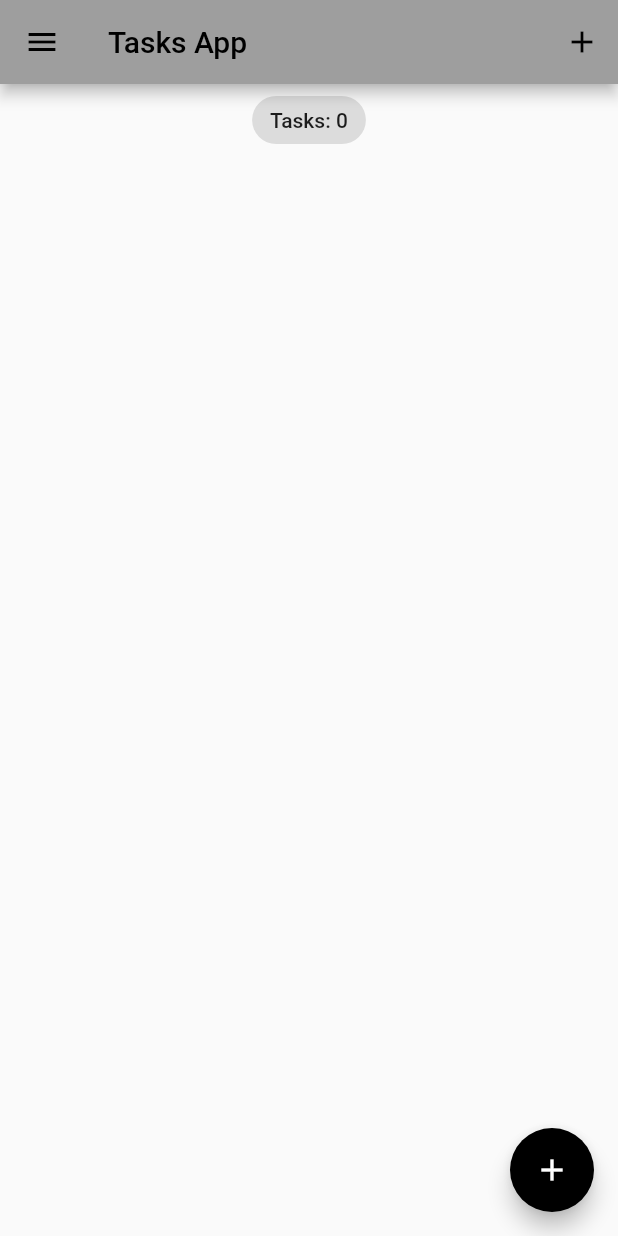
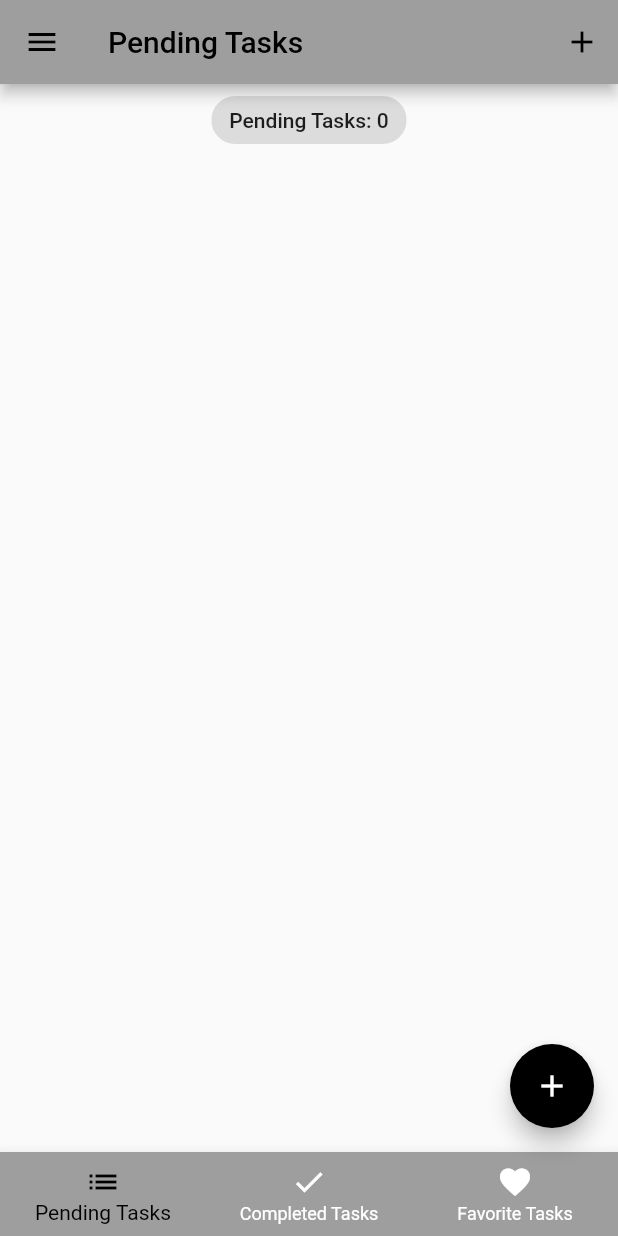
Before and after one commit to maleoaje/TaskApp-Bloc-Course, a Flutter app: the screen it shows after launch, on a phone screen of 412 x 824 dp. Run offline on Flutter 3.47's test engine with Material 2 defaults, Android fonts, the phone set to English and light mode, and no system bars; our stand-ins replace bloc, equatable, flutter_bloc, hydrated_bloc.

Commit message:
bottom nav bar and switch state

```diff
--- a/lib/blocs/switch_bloc/switch_bloc.dart
+++ b/lib/blocs/switch_bloc/switch_bloc.dart
@@ -1,10 +1,10 @@
-import 'package:bloc/bloc.dart';
 import 'package:equatable/equatable.dart';
+import 'package:flutter_tasks_app/blocs/bloc_exports.dart';
 
 part 'switch_event.dart';
 part 'switch_state.dart';
 
-class SwitchBloc extends Bloc<SwitchEvent, SwitchState> {
+class SwitchBloc extends HydratedBloc<SwitchEvent, SwitchState> {
   SwitchBloc() : super(const SwitchInitial(false)) {
     on<SwitchOnEvent>((event, emit) {
       emit(
@@ -17,4 +17,14 @@ class SwitchBloc extends Bloc<SwitchEvent, SwitchState> {
       );
     });
   }
+
+  @override
+  SwitchState? fromJson(Map<String, dynamic> json) {
+    return SwitchState.fromMap(json);
+  }
+
+  @override
+  Map<String, dynamic>? toJson(SwitchState state) {
+    return state.toMap();
+  }
 }
--- a/lib/blocs/tasks_bloc/tasks_state.dart
+++ b/lib/blocs/tasks_bloc/tasks_state.dart
@@ -3,30 +3,52 @@
 part of 'tasks_bloc.dart';
 
 class TasksState extends Equatable {
-  final List<Task> allTasks;
+  final List<Task> pendingTasks;
+  final List<Task> completedTasks;
+  final List<Task> favoriteTasks;
   final List<Task> removedTasks;
   const TasksState(
-      {this.allTasks = const <Task>[], this.removedTasks = const <Task>[]});
+      {this.pendingTasks = const <Task>[],
+      this.removedTasks = const <Task>[],
+      this.completedTasks = const <Task>[],
+      this.favoriteTasks = const <Task>[]});
 
   @override
-  List<Object> get props => [allTasks, removedTasks];
+  List<Object> get props => [
+        pendingTasks,
+        removedTasks,
+        completedTasks,
+        favoriteTasks,
+      ];
 
   Map<String, dynamic> toMap() {
     return <String, dynamic>{
-      'allTasks': allTasks.map((x) => x.toMap()).toList(),
+      'pendingTasks': pendingTasks.map((x) => x.toMap()).toList(),
+      'completedTasks': completedTasks.map((x) => x.toMap()).toList(),
+      'favoriteTasks': favoriteTasks.map((x) => x.toMap()).toList(),
       'removedTasks': removedTasks.map((x) => x.toMap()).toList(),
     };
   }
 
   factory TasksState.fromMap(Map<String, dynamic> map) {
     return TasksState(
-      allTasks: List<Task>.from(
-        (map['allTasks'] as List<dynamic>).map<Task>(
+      pendingTasks: List<Task>.from(
+        (map['pendingTasks'] as List<dynamic>).map<Task>(
           (x) => Task.fromMap(x as Map<String, dynamic>),
         ),
       ),
       removedTasks: List<Task>.from(
-        (map['allTasks'] as List<dynamic>).map<Task>(
+        (map['removedTasks'] as List<dynamic>).map<Task>(
+          (x) => Task.fromMap(x as Map<String, dynamic>),
+        ),
+      ),
+      completedTasks: List<Task>.from(
+        (map['completedTasks'] as List<dynamic>).map<Task>(
+          (x) => Task.fromMap(x as Map<String, dynamic>),
+        ),
+      ),
+      favoriteTasks: List<Task>.from(
+        (map['favoriteTasks'] as List<dynamic>).map<Task>(
           (x) => Task.fromMap(x as Map<String, dynamic>),
         ),
       ),
--- a/lib/main.dart
+++ b/lib/main.dart
@@ -1,11 +1,10 @@
 import 'package:flutter/material.dart';
 import 'package:flutter_tasks_app/blocs/bloc_exports.dart';
 import 'package:flutter_tasks_app/blocs/my_bloc_observer.dart';
+import 'package:flutter_tasks_app/screens/tab_screen.dart';
 import 'package:flutter_tasks_app/services/app_router.dart';
 import 'package:flutter_tasks_app/services/app_theme.dart';
 import 'package:path_provider/path_provider.dart';
-
-import 'screens/tasks_screen.dart';
 
 void main() async {
   WidgetsFlutterBinding.ensureInitialized();
@@ -37,8 +36,9 @@ class MyApp extends StatelessWidget {
             theme: state.switchValue
                 ? AppThemes.appThemeData[AppTheme.darkTheme]
                 : AppThemes.appThemeData[AppTheme.lightTheme],
-            home: const TasksScreen(),
+            home: TabsScreen(),
             onGenerateRoute: appRouter.onGenerateRoute,
+            debugShowCheckedModeBanner: false,
           );
         },
       ),
--- /dev/null
+++ b/lib/screens/pending_tasks_screen.dart
@@ -0,0 +1,30 @@
+import 'package:flutter/material.dart';
+import 'package:flutter_tasks_app/blocs/bloc_exports.dart';
+import 'package:flutter_tasks_app/models/task_model.dart';
+import 'package:flutter_tasks_app/widgets/task_list.dart';
+
+class pendingTasksScreen extends StatelessWidget {
+  const pendingTasksScreen({Key? key}) : super(key: key);
+  static const id = 'tasks_screen';
+  @override
+  Widget build(BuildContext context) {
+    return BlocBuilder<TasksBloc, TasksState>(
+      builder: (context, state) {
+        List<Task> tasksList = state.pendingTasks;
+        return Column(
+          crossAxisAlignment: CrossAxisAlignment.center,
+          children: [
+            Center(
+              child: Chip(
+                label: Text(
+                  'Pending Tasks: ${state.pendingTasks.length}',
+                ),
+              ),
+            ),
+            TaskList(tasklist: tasksList)
+          ],
+        );
+      },
+    );
+  }
+}
--- /dev/null
+++ b/lib/screens/tab_screen.dart
@@ -0,0 +1,88 @@
+import 'package:flutter/material.dart';
+import 'package:flutter_tasks_app/screens/completed_tasks_screen.dart';
+import 'package:flutter_tasks_app/screens/favorite_tasks_screen.dart';
+import 'package:flutter_tasks_app/screens/task_draweer.dart';
+import 'package:flutter_tasks_app/screens/pending_tasks_screen.dart';
+import 'package:flutter_tasks_app/widgets/add_tasks.dart';
+
+class TabsScreen extends StatefulWidget {
+  const TabsScreen({
+    Key? key,
+  }) : super(key: key);
+  static const id = 'tabs_screen';
+
+  @override
+  State<TabsScreen> createState() => _TabsScreenState();
+}
+
+class _TabsScreenState extends State<TabsScreen> {
+  final List<Map<String, dynamic>> _pageDetails = [
+    {
+      'pageName': const pendingTasksScreen(),
+      'title': 'Pending Tasks',
+    },
+    {
+      'pageName': const completedTasksScreen(),
+      'title': 'Completed Tasks',
+    },
+    {
+      'pageName': const favoriteTasksScreen(),
+      'title': 'Favorite Tasks',
+    },
+  ];
+
+  var _selectedPageIndex = 0;
+
+  void _addTask(BuildContext context) {
+    showModalBottomSheet(
+        context: context,
+        builder: (context) => const SingleChildScrollView(
+              child: AddTaskScreen(),
+            ));
+  }
+
+  @override
+  Widget build(BuildContext context) {
+    return Scaffold(
+      appBar: AppBar(
+        title: Text(_pageDetails[_selectedPageIndex]['title']),
+        actions: [
+          IconButton(
+            onPressed: () {
+              _addTask(context);
+            },
+            icon: const Icon(Icons.add),
+          )
+        ],
+      ),
+      drawer: TaskDrawer(),
+      body: _pageDetails[_selectedPageIndex]['pageName'],
+      floatingActionButton: _selectedPageIndex == 0
+          ? FloatingActionButton(
+              onPressed: () {
+                _addTask(context);
+              },
+              tooltip: 'Add Task',
+              child: const Icon(Icons.add),
+            )
+          : null,
+      bottomNavigationBar: BottomNavigationBar(
+        selectedItemColor: Colors.black,
+        currentIndex: _selectedPageIndex,
+        onTap: (index) {
+          setState(() {
+            _selectedPageIndex = index;
+          });
+        },
+        items: const [
+          BottomNavigationBarItem(
+              icon: Icon(Icons.list), label: 'Pending Tasks'),
+          BottomNavigationBarItem(
+              icon: Icon(Icons.done), label: 'Completed Tasks'),
+          BottomNavigationBarItem(
+              icon: Icon(Icons.favorite), label: 'Favorite Tasks'),
+        ],
+      ),
+    );
+  }
+}
--- a/lib/screens/tasks_screen.dart
+++ /dev/null
@@ -1,66 +0,0 @@
-import 'package:flutter/material.dart';
-import 'package:flutter_tasks_app/blocs/bloc_exports.dart';
-import 'package:flutter_tasks_app/models/task_model.dart';
-import 'package:flutter_tasks_app/screens/task_draweer.dart';
-import 'package:flutter_tasks_app/widgets/add_tasks.dart';
-import 'package:flutter_tasks_app/widgets/task_list.dart';
-
-class TasksScreen extends StatefulWidget {
-  const TasksScreen({Key? key}) : super(key: key);
-  static const id = 'tasks_screen';
-  @override
-  State<TasksScreen> createState() => _TasksScreenState();
-}
-
-class _TasksScreenState extends State<TasksScreen> {
-  void _addTask(BuildContext context) {
-    showModalBottomSheet(
-        context: context,
-        builder: (context) => const SingleChildScrollView(
-              child: AddTaskScreen(),
-            ));
-  }
-
-  @override
-  Widget build(BuildContext context) {
-    return BlocBuilder<TasksBloc, TasksState>(
-      builder: (context, state) {
-        List<Task> tasksList = state.allTasks;
-        return Scaffold(
-          appBar: AppBar(
-            title: const Text('Tasks App'),
-            actions: [
-              IconButton(
-                onPressed: () {
-                  _addTask(context);
-                },
-                icon: const Icon(Icons.add),
-              )
-            ],
-          ),
-          drawer: TaskDrawer(),
-          body: Column(
-            crossAxisAlignment: CrossAxisAlignment.center,
-            children: [
-              Center(
-                child: Chip(
-                  label: Text(
-                    'Tasks: ${state.allTasks.length}',
-                  ),
-                ),
-              ),
-              TaskList(tasklist: tasksList)
-            ],
-          ),
-          floatingActionButton: FloatingActionButton(
-            onPressed: () {
-              _addTask(context);
-            },
-            tooltip: 'Add Task',
-            child: const Icon(Icons.add),
-          ),
-        );
-      },
-    );
-  }
-}
```
Also changed, not shown: lib/blocs/switch_bloc/switch_state.dart (+12 -0 lines), lib/blocs/tasks_bloc/tasks_bloc.dart (+35 -8 lines), lib/screens/completed_tasks_screen.dart (added, +30 -0 lines), lib/screens/favorite_tasks_screen.dart (added, +30 -0 lines), lib/screens/task_draweer.dart (+4 -4 lines), lib/services/app_router.dart (+8 -3 lines).
